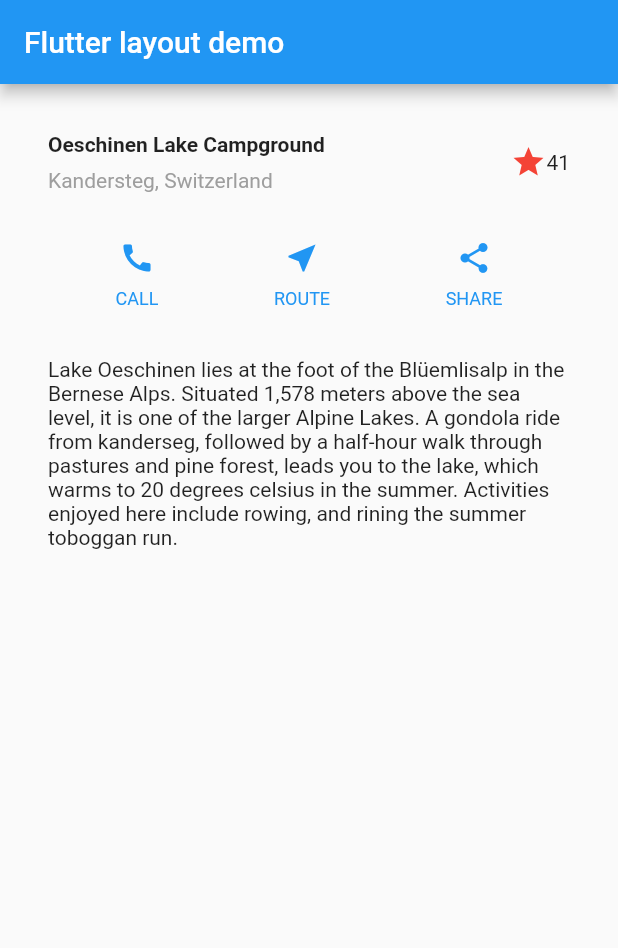
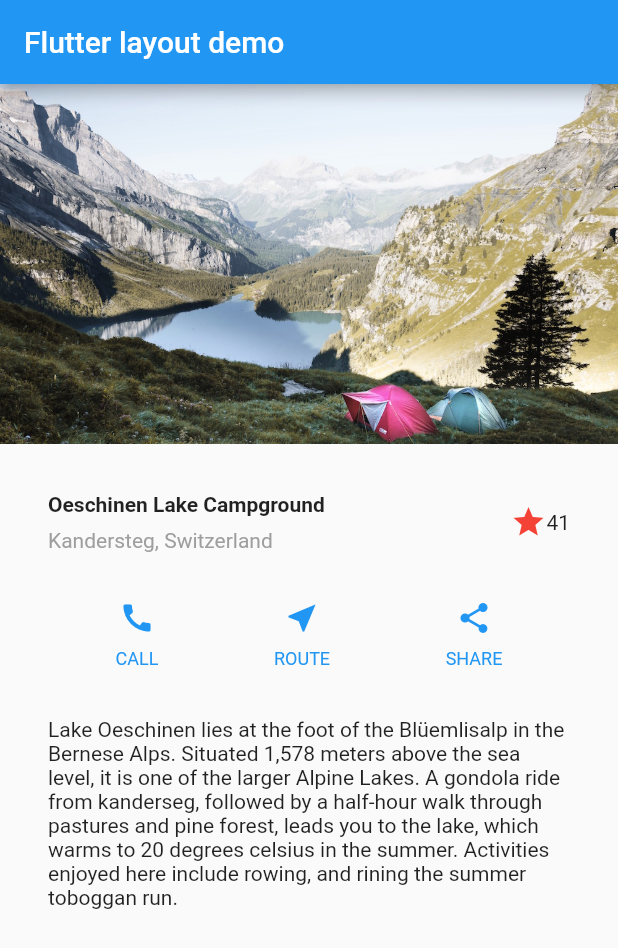
Before and after one commit to tara-jorgensen/flutter_building_layouts, a Flutter app: the screen it shows after launch, on a phone screen of 412 x 824 dp. Shown: the top 948 px of the screen. Run offline on Flutter 3.47's test engine with Material 2 defaults, Android fonts, the phone set to English and light mode, and no system bars.

Commit message:
added picture

```diff
--- a/lib/main.dart
+++ b/lib/main.dart
@@ -97,6 +97,12 @@ class MyApp extends StatelessWidget {
         ),
         body: Column(
           children: [
+            Image.asset(
+              'images/image.png',
+              width: 600,
+              height: 240,
+                fit: BoxFit.cover,
+            ),
             titleSection,
             buttonSection,
             textSection,
--- a/pubspec.yaml
+++ b/pubspec.yaml
@@ -39,6 +39,8 @@ flutter:
   # included with your application, so that you can use the icons in
   # the material Icons class.
   uses-material-design: true
+  assets:
+    - images/image.png
 
   # To add assets to your application, add an assets section, like this:
   # assets:
```
Also changed, not shown: images/image.png (added).
